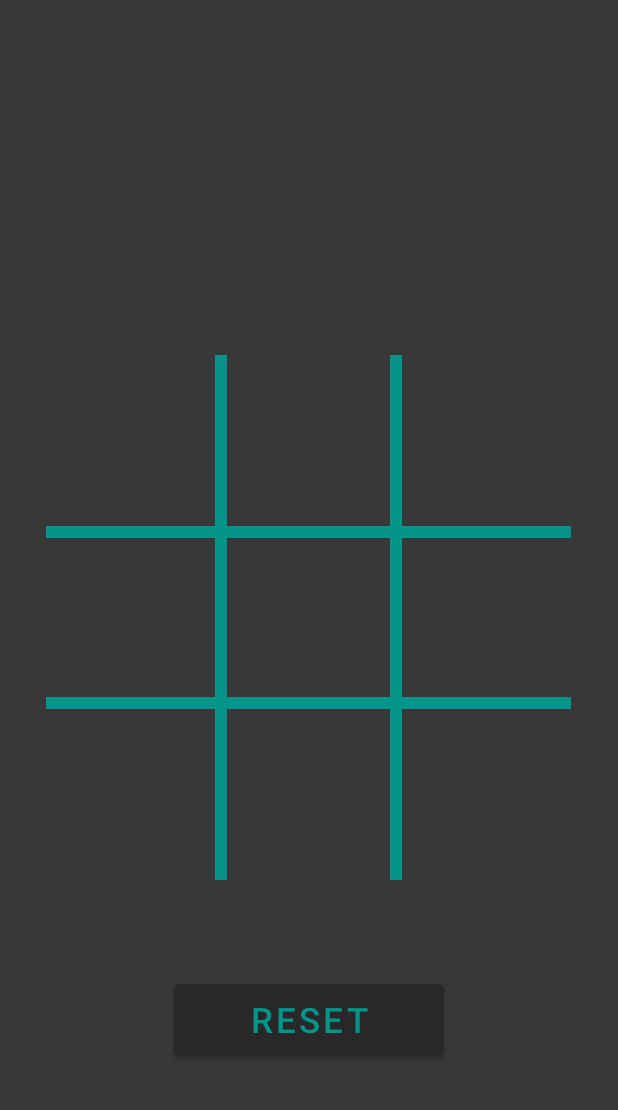
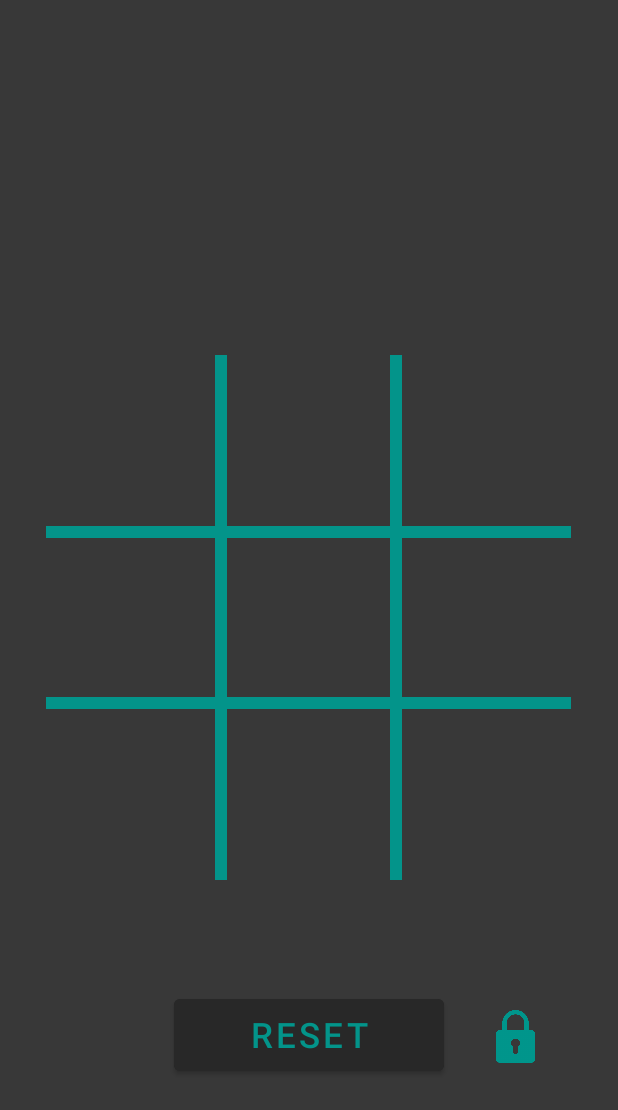
Before and after one commit to JuanjoSalguero/TicTacToe, an Android app: the GameActivity screen opened directly, with no data from a screen before it, on a phone screen of 412 x 824 dp. Shown: the top 1110 px of the screen. Run offline under Robolectric (Android 15) with nearby library versions, the phone set to English and light mode, and no system bars.

Commit message:
Adding locker

```diff
--- a/app/src/main/res/layout/activity_game.xml
+++ b/app/src/main/res/layout/activity_game.xml
@@ -71,13 +71,27 @@
         android:layout_height="60dp"
         android:layout_centerHorizontal="true"
         android:layout_below="@+id/btn8"
-        android:layout_marginTop="80dp"
+        android:layout_marginTop="90dp"
         android:backgroundTint="#282828"
         android:text="Reset"
         android:textColor="#03948a"
         android:textSize="23dp">
 
     </Button>
+
+    <ImageView
+        android:id="@+id/locked"
+        android:layout_width="35dp"
+        android:layout_height="35dp"
+        android:layout_below="@+id/btn9"
+        android:layout_toRightOf="@+id/reset"
+        android:layout_centerHorizontal="true"
+        android:layout_marginTop="103dp"
+        android:layout_marginLeft="30dp"
+        app:srcCompat="@drawable/locked">
+
+    </ImageView>
+
 
     <RelativeLayout
         android:id="@+id/btn8"
```
